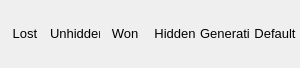
Bollos00/LibreMines, file src/facesreactionpreview.ui: the form before one commit.
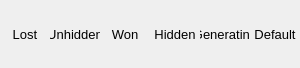
The form after the commit.

Patch:
```diff
--- a/src/facesreactionpreview.ui
+++ b/src/facesreactionpreview.ui
@@ -97,7 +97,7 @@
           <number>0</number>
          </property>
          <property name="text">
-          <string>&lt;html&gt;&lt;head/&gt;&lt;body&gt;&lt;p&gt;Lost&lt;/p&gt;&lt;/body&gt;&lt;/html&gt;</string>
+          <string notr="true">Lost</string>
          </property>
          <property name="alignment">
           <set>Qt::AlignmentFlag::AlignCenter</set>
@@ -127,7 +127,7 @@
           <number>0</number>
          </property>
          <property name="text">
-          <string>&lt;html&gt;&lt;head/&gt;&lt;body&gt;&lt;p&gt;Unhidden&lt;/p&gt;&lt;/body&gt;&lt;/html&gt;</string>
+          <string notr="true">Unhidden</string>
          </property>
          <property name="alignment">
           <set>Qt::AlignmentFlag::AlignCenter</set>
@@ -157,7 +157,7 @@
           <number>0</number>
          </property>
          <property name="text">
-          <string>&lt;html&gt;&lt;head/&gt;&lt;body&gt;&lt;p&gt;Won&lt;/p&gt;&lt;/body&gt;&lt;/html&gt;</string>
+          <string notr="true">Won</string>
          </property>
          <property name="alignment">
           <set>Qt::AlignmentFlag::AlignCenter</set>
@@ -187,7 +187,7 @@
           <number>0</number>
          </property>
          <property name="text">
-          <string>&lt;html&gt;&lt;head/&gt;&lt;body&gt;&lt;p&gt;Hidden&lt;/p&gt;&lt;/body&gt;&lt;/html&gt;</string>
+          <string notr="true">Hidden</string>
          </property>
          <property name="alignment">
           <set>Qt::AlignmentFlag::AlignCenter</set>
@@ -217,7 +217,7 @@
           <number>0</number>
          </property>
          <property name="text">
-          <string>&lt;html&gt;&lt;head/&gt;&lt;body&gt;&lt;p&gt;Generating&lt;/p&gt;&lt;/body&gt;&lt;/html&gt;</string>
+          <string notr="true">Generating</string>
          </property>
          <property name="alignment">
           <set>Qt::AlignmentFlag::AlignCenter</set>
@@ -247,7 +247,7 @@
           <number>0</number>
          </property>
          <property name="text">
-          <string>&lt;html&gt;&lt;head/&gt;&lt;body&gt;&lt;p&gt;Default&lt;/p&gt;&lt;/body&gt;&lt;/html&gt;</string>
+          <string notr="true">Default</string>
          </property>
          <property name="alignment">
           <set>Qt::AlignmentFlag::AlignCenter</set>
```
Left out of the diff: 2 changed lines with no effect on the pictures.
